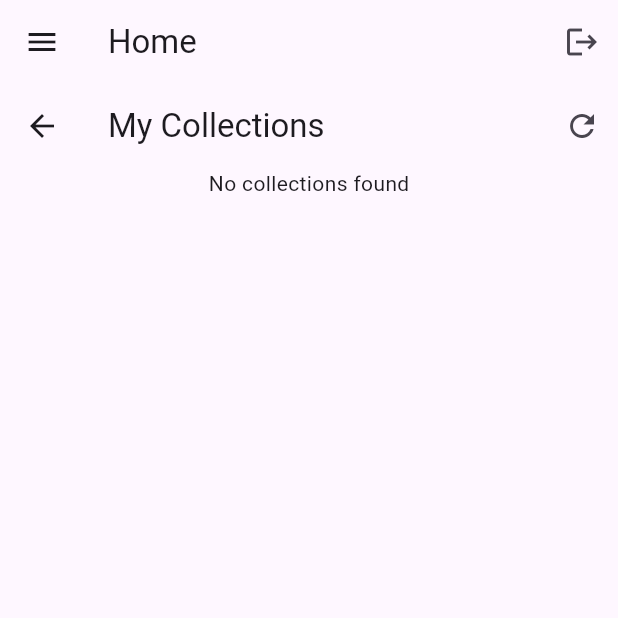
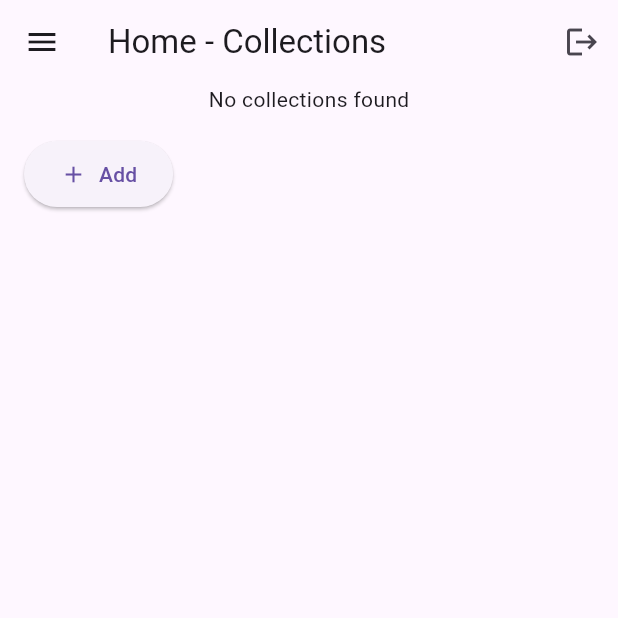
Before and after one commit to Hetari/toby-flutter-new, a Flutter app: the HomeScreen screen opened by its route, on a phone screen of 412 x 824 dp, the top half of it. Run offline on Flutter 3.47's test engine with Material 3 defaults, Android fonts, the phone set to English and light mode, and no system bars; our stand-ins replace email_validator, get_storage, shared_preferences; accounts and stored records are empty; network calls fail.

Commit message:
add new collection

```diff
--- a/lib/main.dart
+++ b/lib/main.dart
@@ -24,6 +24,7 @@ class MyApp extends StatelessWidget {
   @override
   Widget build(BuildContext context) {
     return MaterialApp(
+      debugShowCheckedModeBanner: false,
       home: Consumer<AppState>(
         builder: (context, appState, child) {
           // Check if the user is logged in
--- a/lib/screens/home_screen.dart
+++ b/lib/screens/home_screen.dart
@@ -21,7 +21,7 @@ class HomeScreen extends StatelessWidget {
 
     return Scaffold(
       appBar: AppBar(
-        title: const Text('Home'),
+        title: const Text("Home - Collections"),
         actions: [
           IconButton(
             icon: const Icon(Icons.logout),
@@ -30,9 +30,11 @@ class HomeScreen extends StatelessWidget {
         ],
       ),
       drawer: const SideBarWidget(),
-      body: ChangeNotifierProvider.value(
-        value: appState,
-        child: const MainContentWidget(), // المحتوى الرئيسي
+      body: SafeArea(
+        child: ChangeNotifierProvider.value(
+          value: appState,
+          child: const MainContentWidget(), // المحتوى الرئيسي
+        ),
       ),
     );
   }
--- a/lib/services/CollectionService.dart
+++ b/lib/services/CollectionService.dart
@@ -37,9 +37,11 @@ class CollectionService {
   }
 
   // Create a new collection
-  Future<Map<String, dynamic>> createCollection(String title) async {
+  Future<Map<String, dynamic>> createCollection(
+      String title, String description) async {
     final response = await _apiWrapper.post('/collections/', {
       'title': title,
+      'description': description,
     });
     return response;
   }
--- /dev/null
+++ b/lib/widgets/FooterWidget.dart
@@ -0,0 +1,28 @@
+import 'package:flutter/material.dart';
+
+class FooterWidget extends StatelessWidget {
+  final VoidCallback
+      onAddPressed; // Function to call when the button is pressed
+
+  const FooterWidget({
+    super.key,
+    required this.onAddPressed,
+  });
+
+  @override
+  Widget build(BuildContext context) {
+    return Container(
+      padding: const EdgeInsets.all(16.0), // Padding for the button
+      child: ElevatedButton.icon(
+        onPressed:
+            onAddPressed, // Trigger the function when the button is clicked
+        icon: const Icon(Icons.add), // Add icon
+        label: const Text('Add'), // Button label
+        style: ElevatedButton.styleFrom(
+          padding: const EdgeInsets.symmetric(
+              vertical: 12.0, horizontal: 24.0), // Button padding
+        ),
+      ),
+    );
+  }
+}
--- a/lib/widgets/MainContentWidget.dart
+++ b/lib/widgets/MainContentWidget.dart
@@ -1,11 +1,10 @@
-// ignore_for_file: library_private_types_in_public_api
-
 import 'package:flutter/material.dart';
 import 'package:provider/provider.dart';
 import 'package:toby_flutter/providers/app_state.dart';
-import 'package:toby_flutter/screens/Tabs_screen.dart';
+import 'package:toby_flutter/screens/add_collection.dart';
 import 'package:toby_flutter/services/CollectionService.dart';
 import 'package:toby_flutter/widgets/CollectionSectionWidget.dart';
+import 'package:toby_flutter/widgets/FooterWidget.dart';
 import 'package:toby_flutter/widgets/HeaderWidget.dart';
 
 class MainContentWidget extends StatefulWidget {
@@ -17,14 +16,12 @@ class MainContentWidget extends StatefulWidget {
 
 class _MainContentWidgetState extends State<MainContentWidget> {
   late CollectionService apiService;
-  late Future<List<dynamic>> collectionsFuture;
 
   @override
   void initState() {
     super.initState();
     final appState = Provider.of<AppState>(context, listen: false);
     apiService = CollectionService(appState);
-    collectionsFuture = fetchCollections();
   }
 
   Future<List<dynamic>> fetchCollections() async {
@@ -36,65 +33,36 @@ class _MainContentWidgetState extends State<MainContentWidget> {
     }
   }
 
-  void _refreshCollections() {
-    setState(() {
-      collectionsFuture = fetchCollections();
-    });
-  }
-
   @override
   Widget build(BuildContext context) {
-    return Scaffold(
-      appBar: HeaderWidget(
-        title: 'My Collections',
-        actions: [
-          IconButton(
-            icon: const Icon(Icons.refresh),
-            onPressed: _refreshCollections,
-          ),
-        ],
-      ),
-      body: SingleChildScrollView(
+    // Get screen height with MediaQuery
+    final screenHeight = MediaQuery.of(context).size.height;
+
+    return SafeArea(
+      child: SizedBox(
+        // Fix the height to the full screen
+        height: screenHeight,
+        child: SingleChildScrollView(
           child: Column(
+            mainAxisAlignment: MainAxisAlignment.spaceBetween,
             crossAxisAlignment: CrossAxisAlignment.start,
             children: [
               FutureBuilder<List<dynamic>>(
-              future: collectionsFuture,
+                future: fetchCollections(),
                 builder: (context, snapshot) {
                   if (snapshot.connectionState == ConnectionState.waiting) {
                     return const Center(child: CircularProgressIndicator());
                   } else if (snapshot.hasError) {
-                  return Center(
-                    child: Column(
-                      mainAxisAlignment: MainAxisAlignment.center,
-                      children: [
-                        Text('Error: ${snapshot.error}'),
-                        ElevatedButton(
-                          onPressed: _refreshCollections,
-                          child: const Text('Retry'),
-                        ),
-                      ],
-                    ),
-                  );
+                    return Center(child: Text('Error: ${snapshot.error}'));
                   } else if (snapshot.hasData && snapshot.data!.isNotEmpty) {
                     List<dynamic> collections = snapshot.data!;
                     return CollectionSectionWidget(
                       sectionTitle: 'API Collections',
                       cardsData: collections.map((collection) {
-                      List<dynamic> tags = collection['tags'] ?? [];
                         return {
                           'title': collection['title'] ?? 'Untitled',
-                        'subtitle': collection['subtitle'] ?? 'No description',
-                        'tags': tags,
-                        'onTap': () {
-                          Navigator.push(
-                            context,
-                            MaterialPageRoute(
-                              builder: (context) =>
-                                  TabsPage(collectionId: collection['id']),
-                            ),
-                          );
-                        },
+                          'subtitle':
+                              collection['subtitle'] ?? 'No description',
                           'icon': Icons.folder,
                           'color': Colors.blue,
                         };
@@ -105,7 +73,19 @@ class _MainContentWidgetState extends State<MainContentWidget> {
                   }
                 },
               ),
+              FooterWidget(
+                onAddPressed: () {
+                  // Navigate to Add Collection Screen
+                  Navigator.push(
+                    context,
+                    MaterialPageRoute(
+                      builder: (context) => AddCollectionScreen(),
+                    ),
+                  );
+                },
+              ),
             ],
+          ),
         ),
       ),
     );
```
Also changed, not shown: lib/screens/add_collection.dart (added, +71 -0 lines). Lines whose indentation alone changed are shown as unchanged.
